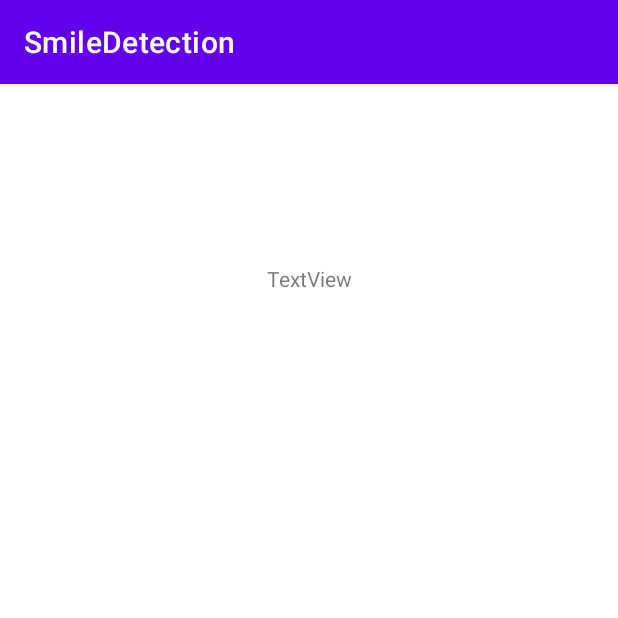
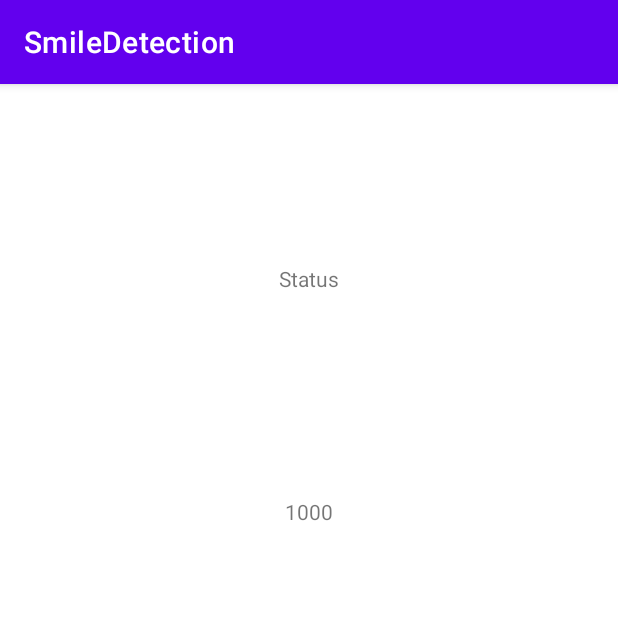
Before and after one commit to avijit-2001/Smile-Detection, an Android app: the screen it shows after launch (MainActivity), after a tap on "BUTTON", on a phone screen of 412 x 824 dp, the top half of it. Run offline under Robolectric (Android 15) with nearby library versions, the phone set to English and light mode, and no system bars; libraries missing offline, so code that uses them is left out: com.github.psambit9791.jdsp, org.apache.commons; 9 statements that could not run were skipped.

Commit message:
Threshold modification

```diff
--- a/app/src/main/java/com/example/smiledetection/MainActivity.java
+++ b/app/src/main/java/com/example/smiledetection/MainActivity.java
@@ -43,6 +43,7 @@ public class MainActivity extends AppCompatActivity {
 
     //Display
     TextView textView;
+    TextView freqBin;
 
     // CIRCULAR BUFFER
     private CircularBuffer circularBuffer = new CircularBuffer(BUFFER_SIZE);
@@ -137,6 +138,11 @@ public class MainActivity extends AppCompatActivity {
             signalProcessor.FourierTransform(sample, fData);
             if(!FreqBinInitialized && iterator==POINTS_FOR_INITIAL){
                 signalProcessor.initializeFreq_Bin();
+                freqBin.post(new Runnable() {
+                    public void run() {
+                        freqBin.setText(Integer.toString(signalProcessor.FREQ_BIN));
+                    }
+                });;
                 FreqBinInitialized = true;
             }
 
@@ -152,12 +158,19 @@ public class MainActivity extends AppCompatActivity {
                         public void run() {
                             textView.setText("Sleeping");
                         }
-                    });;
+                    });
                 }
                 else if(status == 1){
                     textView.post(new Runnable() {
                         public void run() {
                             textView.setText("Smiling");
+                        }
+                    });
+                }
+                else if(status == -1){
+                    textView.post(new Runnable() {
+                        public void run() {
+                            textView.setText("Status");
                         }
                     });
                 }
@@ -184,6 +197,7 @@ public class MainActivity extends AppCompatActivity {
                 AudioTrack.MODE_STATIC);
 
         textView = findViewById(R.id.textView);
+        freqBin = findViewById(R.id.freqBin);
 
         Button playChirp;
         playChirp = findViewById(R.id.playChirp);
--- a/app/src/main/java/com/example/smiledetection/SignalProcessor.java
+++ b/app/src/main/java/com/example/smiledetection/SignalProcessor.java
@@ -18,7 +18,8 @@ public class SignalProcessor {
     private double[] distances;
     private double[] center;
     private int countLow;
-    private int FREQ_BIN;
+    private int displayTime = 0;
+    int FREQ_BIN;
     private double thresBlink;
     private double thresSmile;
     private double thresTimeLow;
@@ -48,7 +49,7 @@ public class SignalProcessor {
         var = variance();
         thresBlink = 5*var;
         thresSmile = 5*var;
-        thresTimeLow = 1;
+        thresTimeLow = 3;
         Log.e("initialization",String.format("variance: %f", var));
     }
 
@@ -98,7 +99,7 @@ public class SignalProcessor {
             center[1] = v[1];
         }
         //Log.e("SignalDimension", String.format("%d x %d",analyticSample.length, analyticSample[0].length));
-        Log.e("SignalDistance", String.format("%f", distCur));
+        Log.e("SignalDistance", String.format("amplitude: %f, phase: %f, distance: %f", amplitude, angle, distCur));
     }
 
     //double[][] pointIQplane		//global variable, initialize it to size of 50
@@ -158,12 +159,12 @@ public class SignalProcessor {
 
     int checkStatus()		//thresBlink, countLow, thresLow, thresSmile
     {
-        int status = -1;
+        int status = 2;
 
         if(distPre - distCur > thresBlink && countLow==0){
             countLow++;
         }
-        else if((countLow != 0) && (Math.abs(distCur - distPre) < 2*var)){
+        else if((countLow != 0) && (Math.abs(distCur - distPre) < 3*var)){
             countLow++;
         }
 
@@ -172,13 +173,22 @@ public class SignalProcessor {
             status = 0;
             Log.e("Status", "Sleeping");
             countLow = 0;
+            displayTime = 0;
             return status;
         }
 
         if(distCur - distPre > thresSmile)
         {
             status = 1;
+            displayTime = 0;
             Log.e("Status","Smiling");
+            return status;
+        }
+
+        displayTime++;
+
+        if(displayTime > 3){
+            status = -1;
         }
 
         return status;
--- a/app/src/main/res/layout/activity_main.xml
+++ b/app/src/main/res/layout/activity_main.xml
@@ -21,9 +21,19 @@
         android:layout_width="wrap_content"
         android:layout_height="wrap_content"
         android:layout_marginTop="120dp"
-        android:text="TextView"
+        android:text="Status"
         app:layout_constraintEnd_toEndOf="parent"
         app:layout_constraintStart_toStartOf="parent"
         app:layout_constraintTop_toTopOf="parent" />
 
+    <TextView
+        android:id="@+id/freqBin"
+        android:layout_width="wrap_content"
+        android:layout_height="wrap_content"
+        android:text="Freq Bin"
+        app:layout_constraintBottom_toTopOf="@+id/playChirp"
+        app:layout_constraintEnd_toEndOf="parent"
+        app:layout_constraintStart_toStartOf="parent"
+        app:layout_constraintTop_toBottomOf="@+id/textView" />
+
 </androidx.constraintlayout.widget.ConstraintLayout>
```
